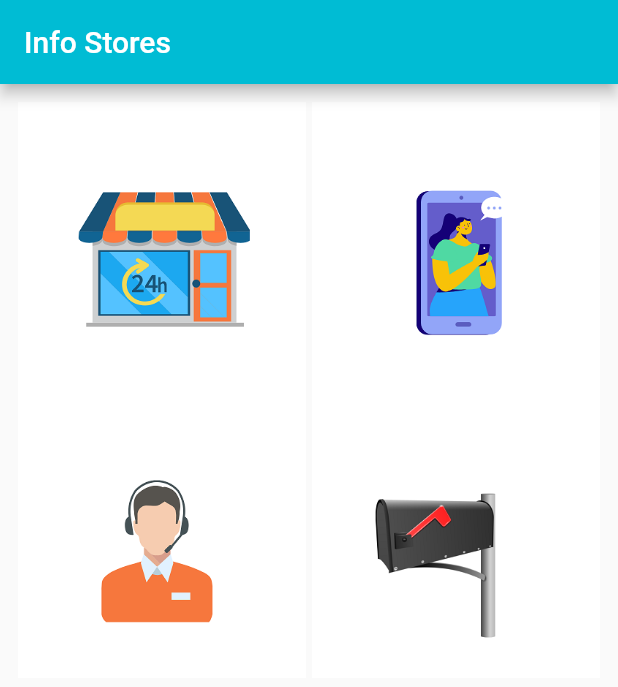
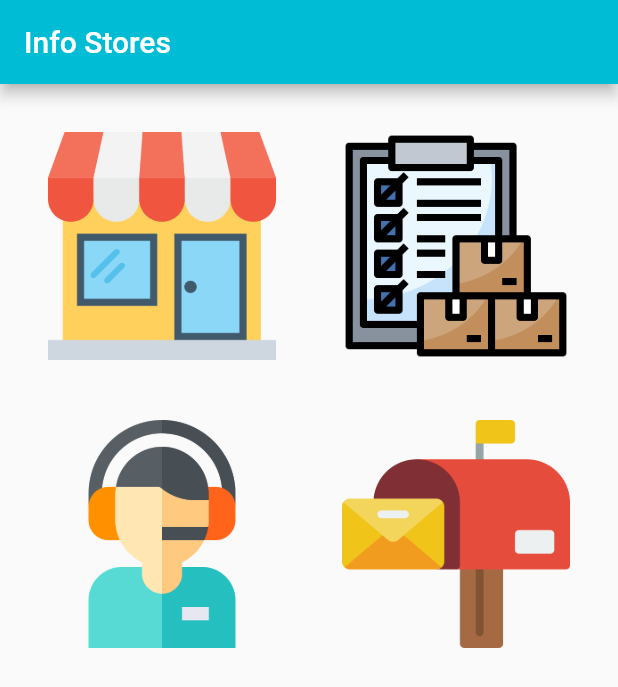
Before and after one commit to juandavidcamargo99/info_stores, a Flutter app: the screen it shows after launch, on a phone screen of 412 x 824 dp. Shown: the top 687 px of the screen. Run offline on Flutter 3.47's test engine with Material 2 defaults, Android fonts, the phone set to English and light mode, and no system bars; our stand-ins replace flutter_dotenv, sqflite; accounts and stored records are empty; network calls fail.

Commit message:
cambio imagenes menu principal

```diff
--- a/lib/view/home_view.dart
+++ b/lib/view/home_view.dart
@@ -13,16 +13,13 @@ class HomeView extends StatelessWidget {
 
   @override
   Widget build(BuildContext context) {
-
     return MaterialApp(
       title: 'Lista de nombres',
       home: Scaffold(
         appBar: AppBar(
-          title: const Text('Info Stores'),
-          backgroundColor: Colors.cyan
-
-        ),
+            title: const Text('Info Stores'), backgroundColor: Colors.cyan),
         body: Container(
+            width: double.infinity,
             padding: EdgeInsets.all(12.0),
             child: GridView.builder(
               itemCount: images.length,
@@ -41,11 +38,15 @@ class HomeView extends StatelessWidget {
       onTap: () {
         _navigateTo(context, index);
       }, // handle your image tap here
+
+      child: Padding(
+        padding: EdgeInsets.all(20.0),
         child: Image.asset(
           images[index],
           fit: BoxFit.cover, // this is the solution for border
           width: 110.0,
           height: 110.0,
+        ),
       ),
     );
   }
@@ -56,8 +57,7 @@ class HomeView extends StatelessWidget {
         context,
         MaterialPageRoute(builder: (context) => StoresListView()),
       );
-    }
-    else if(index == 2) {
+    } else if (index == 2) {
       Navigator.push(
         context,
         MaterialPageRoute(builder: (context) => CustomerFormView()),
```
Also changed, not shown: images/buzon.png, images/clientes.png, images/pedidos.png, images/tiendas.png. Lines whose indentation alone changed are shown as unchanged.
